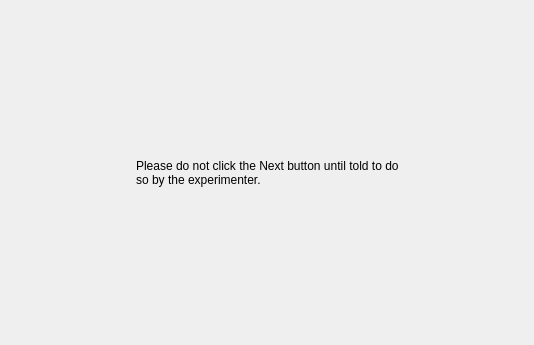
Above: MarketSimulation/titlescreen.ui from dwattttt/marketsim before the change. Below: the same form after it.
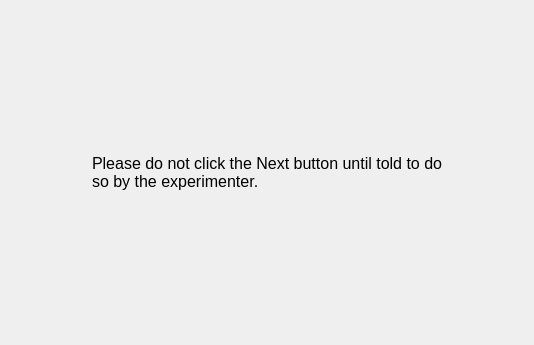
That is the form after the change.

Patch:
```diff
--- a/MarketSimulation/titlescreen.ui
+++ b/MarketSimulation/titlescreen.ui
@@ -44,6 +44,11 @@
      </item>
      <item>
       <widget class="QLabel" name="label">
+       <property name="font">
+        <font>
+         <pointsize>12</pointsize>
+        </font>
+       </property>
        <property name="text">
         <string>Please do not click the Next button until told to do
 so by the experimenter.</string>
```
